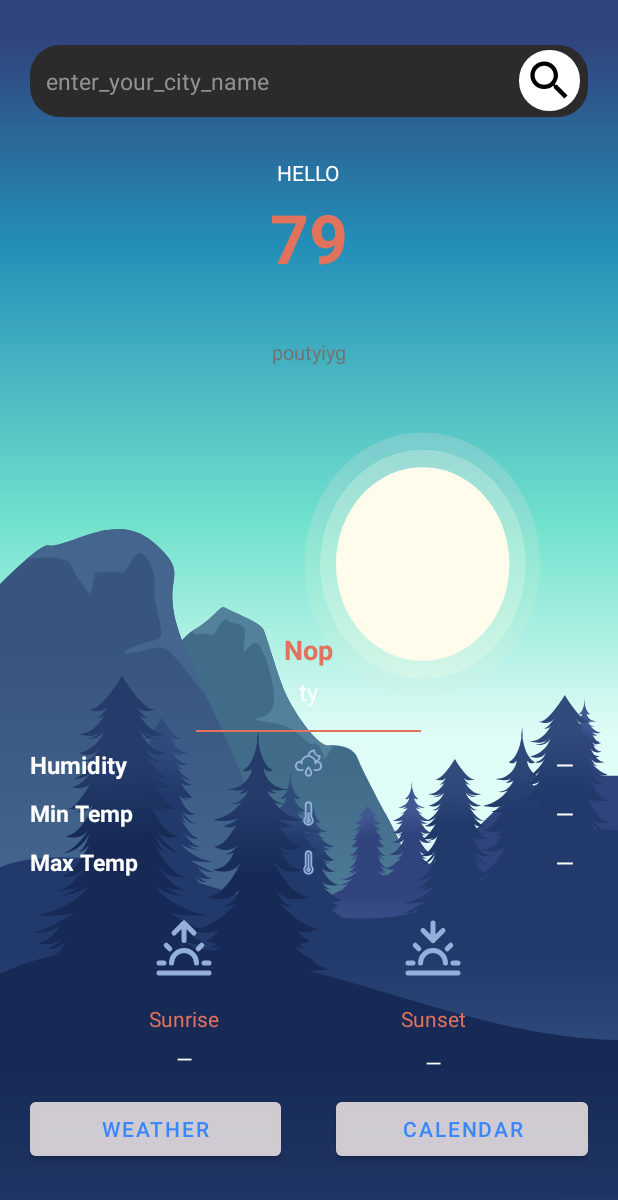
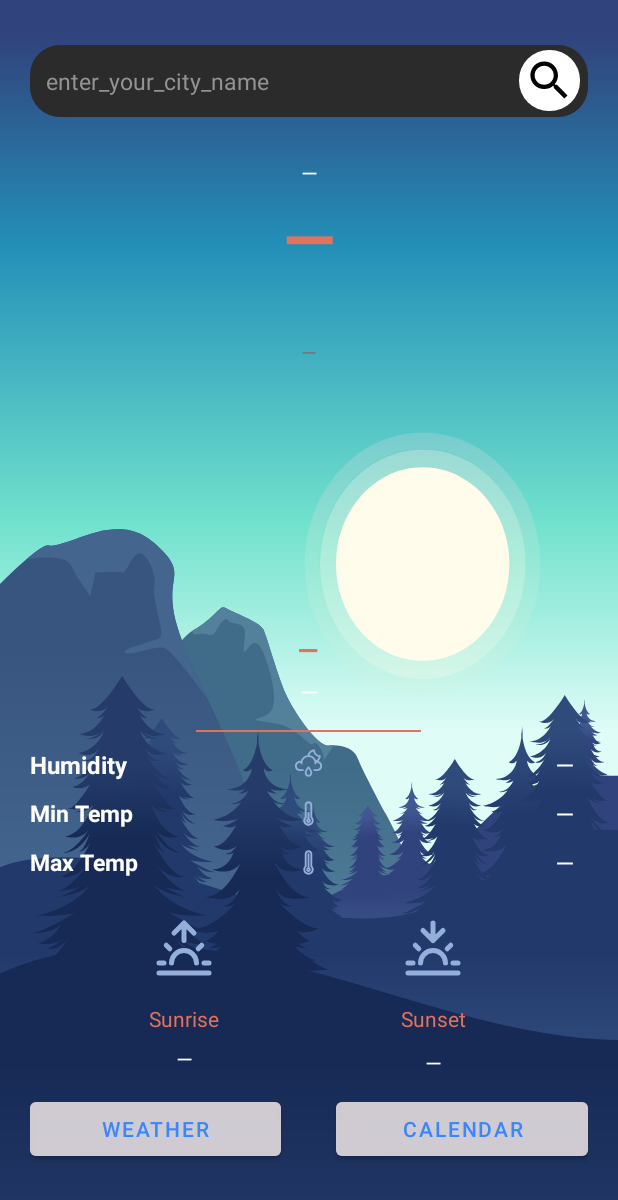
Before and after one commit to Sabri-blm/Weather-android-application, an Android app: the screen it shows after launch (MainActivity), on a phone screen of 412 x 824 dp. Shown: the top 1200 px of the screen. Run offline under Robolectric (Android 15) with nearby library versions, the phone set to English and light mode, and no system bars; our stand-ins replace Room's generated code; libraries missing offline, so code that uses them is left out: com.androdocs.httprequest, com.koushikdutta.async, com.koushikdutta.ion.

Commit message:
changed app name + removed default text in mainActivity

```diff
--- a/app/src/main/AndroidManifest.xml
+++ b/app/src/main/AndroidManifest.xml
@@ -28,6 +28,7 @@
 
         </activity>
         <activity android:name=".SplachScren"
+            android:label="@string/name"
             android:exported="true">
             <intent-filter>
                 <action android:name="android.intent.action.MAIN" />
--- a/app/src/main/java/com/example/weatherapplication/SplachScren.java
+++ b/app/src/main/java/com/example/weatherapplication/SplachScren.java
@@ -3,6 +3,7 @@ package com.example.weatherapplication;
 import android.content.Intent;
 import android.os.Bundle;
 import android.os.Handler;
+import android.view.WindowManager;
 
 import androidx.appcompat.app.AppCompatActivity;
 import androidx.appcompat.view.SupportActionModeWrapper;
@@ -10,21 +11,29 @@ import androidx.appcompat.view.SupportActionModeWrapper;
 public class SplachScren extends AppCompatActivity {
 
     protected void onCreate(Bundle savedInstanceState) {
+
+        //so that the splash screen goes full screen (up to the notification bar in your phone)
+        getWindow().setFlags(WindowManager.LayoutParams.FLAG_FULLSCREEN,WindowManager.LayoutParams.FLAG_FULLSCREEN);
+
         super.onCreate(savedInstanceState);
         setContentView(R.layout.splash_screen);
 
-
+        // we create a handler
         Handler h = new Handler();
 
+        // we create a runnable to put in the handler
         Runnable intro = new Runnable() {
             @Override
             public void run() {
+                // now we create an intent to take us to the main activity
                 Intent intent = new Intent(SplachScren.this, MainActivity.class);
                 startActivity(intent);
+                // and we put finish so that we can't back to the splash screen once we are in the app
                 finish();
             }
         };
 
+        // we execute the handler
         h.postDelayed(intro, 3000);
 
     }
--- a/app/src/main/res/layout/activity_main.xml
+++ b/app/src/main/res/layout/activity_main.xml
@@ -102,7 +102,7 @@
                     android:textColor="@color/white"
                     android:textSize="14sp"
                     android:includeFontPadding="false"
-                    android:text="Hello"/>
+                    android:text=" — "/>
 
                 <TextView
                     android:id="@+id/temp"
@@ -114,7 +114,7 @@
                     android:includeFontPadding="false"
                     android:layout_gravity="center_horizontal"
                     android:textStyle="bold"
-                    android:text="79"/>
+                    android:text=" — "/>
 
                 <TextView
                     android:id="@+id/time"
@@ -125,7 +125,7 @@
                     android:textSize="13sp"
                     android:layout_gravity="center_horizontal"
                     android:includeFontPadding="false"
-                    android:text="poutyiyg"/>
+                    android:text=" — "/>
 
             </LinearLayout>
 
@@ -144,7 +144,7 @@
                     android:textSize="18sp"
                     android:includeFontPadding="false"
                     android:textStyle="bold"
-                    android:text="Nop"/>
+                    android:text=" — "/>
 
                 <TextView
                     android:id="@+id/country"
@@ -154,7 +154,7 @@
                     android:textSize="16sp"
                     android:layout_marginTop="8dp"
                     android:includeFontPadding="false"
-                    android:text="ty"/>
+                    android:text=" — "/>
 
             </LinearLayout>
 
--- a/app/src/main/res/values/strings.xml
+++ b/app/src/main/res/values/strings.xml
@@ -1,5 +1,6 @@
 <resources>
-    <string name="app_name">weatherApplication</string>
+    <string name="app_name">Weather app</string>
+    <string name="name">Weather app</string>
     <!-- TODO: Remove or change this placeholder text -->
     <string name="hello_blank_fragment">Hello blank fragment</string>
 </resources>
--- a/app/src/main/res/values/themes.xml
+++ b/app/src/main/res/values/themes.xml
@@ -3,7 +3,7 @@
     <style name="Theme.WeatherApplication" parent="Theme.MaterialComponents.Light.NoActionBar">
         <!-- Primary brand color. -->
         <item name="colorPrimary">@color/purple_500</item>
-        <item name="colorPrimaryVariant">@color/purple_700</item>
+        <item name="colorPrimaryVariant">#172A56</item>
         <item name="colorOnPrimary">@color/white</item>
         <!-- Secondary brand color. -->
         <item name="colorSecondary">@color/teal_200</item>
```
